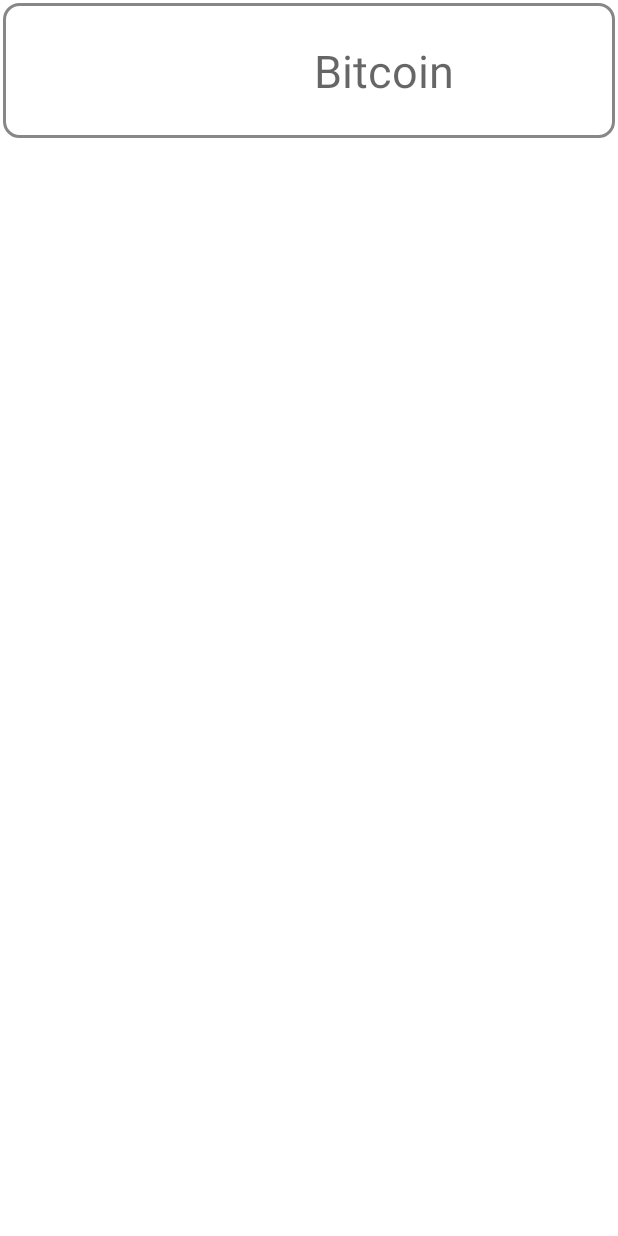
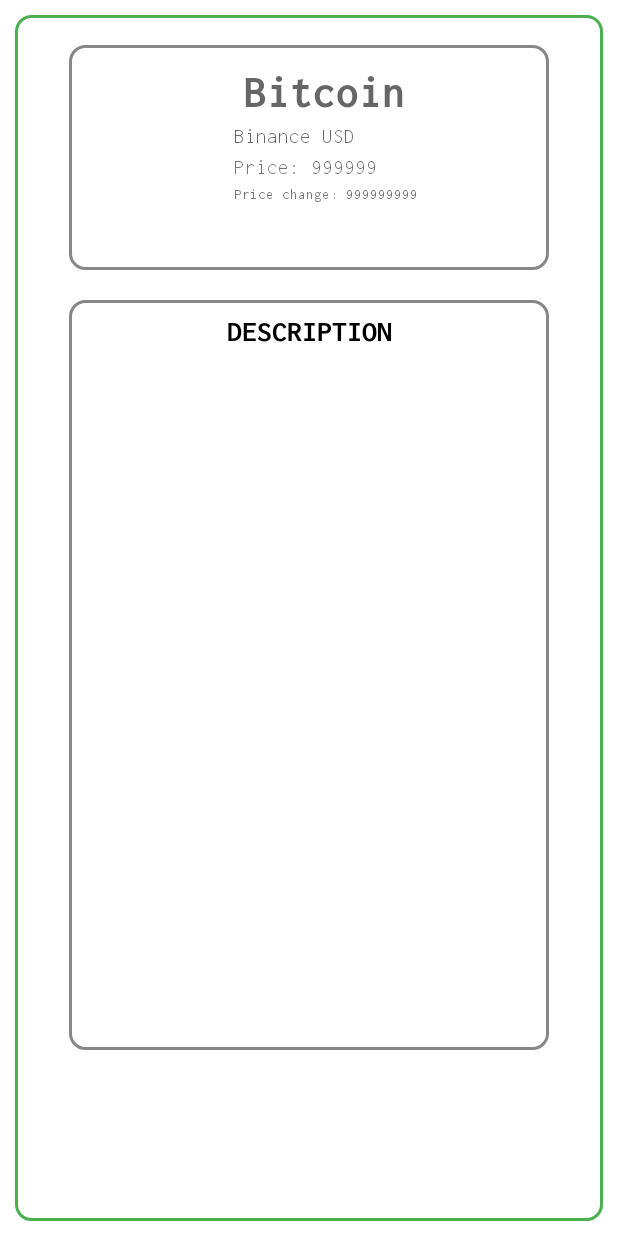
Before and after one commit to nikikrad/ImprovedCrypto, an Android app: the layout item_favoritecoin.xml on its own in the app's theme, with its tools: preview values and no code run, on a phone screen of 412 x 824 dp. Run offline under Robolectric (Android 15) with nearby library versions, the phone set to English and light mode, and no system bars; network calls fail.

Commit message:
add favoriteAdapter

```diff
--- a/app/src/main/java/com/example/improvedcrypto/files/favorite/FavoriteAdapter.kt
+++ b/app/src/main/java/com/example/improvedcrypto/files/favorite/FavoriteAdapter.kt
@@ -37,10 +37,20 @@
 
         private val name: TextView = itemView.findViewById(R.id.tv_Name)
         private val avatar: ImageView = itemView.findViewById(R.id.iv_Avatar)
+        private val symbols: TextView = itemView.findViewById(R.id.tv_Symbol)
+        private val price: TextView = itemView.findViewById(R.id.tv_Price)
+        private val changePrice: TextView = itemView.findViewById(R.id.tv_ChangePrice)
+        private val description: TextView = itemView.findViewById(R.id.tv_Description)
+
 
         fun bind(item: DatabaseParameters) {
 
             name.text = item.name
+            symbols.text = item.symbol
+            price.text = item.currentPrice.toString()
+            changePrice.text = item.changePrice.toString()
+            description.text = item.description
+
             Glide.with(itemView)
                 .load(item.image)
                 .placeholder(R.drawable.ic_no_image)
--- a/app/src/main/java/com/example/improvedcrypto/files/favorite/FavoriteFragment.kt
+++ b/app/src/main/java/com/example/improvedcrypto/files/favorite/FavoriteFragment.kt
@@ -6,22 +6,15 @@
 import android.view.View
 import android.view.ViewGroup
 import androidx.fragment.app.Fragment
-import androidx.lifecycle.LiveData
-import androidx.lifecycle.Observer
 import androidx.lifecycle.ViewModelProvider
 import androidx.lifecycle.lifecycleScope
 import androidx.recyclerview.widget.LinearLayoutManager
-import androidx.room.Database
 import com.example.improvedcrypto.databinding.FragmentFavoriteBinding
-import com.example.improvedcrypto.files.data.Coin
 import com.example.improvedcrypto.files.data.CoinDatabase
 import com.example.improvedcrypto.files.data.dataclass.DatabaseParameters
 import com.example.improvedcrypto.files.data.repository.CoinRepository
-import com.example.improvedcrypto.files.main.description.DescriptionCoinAdapter
-import com.example.improvedcrypto.files.main.description.DescriptionCoinViewModel
 import kotlinx.coroutines.Dispatchers
 import kotlinx.coroutines.launch
-import okhttp3.Dispatcher
 
 
 class FavoriteFragment : Fragment() {
@@ -29,16 +22,12 @@
     lateinit var binding: FragmentFavoriteBinding
     lateinit var favoriteViewModel: FavoriteViewModel
 
-    //    lateinit var readAllData: List<Coin>
-
     var coinList:  MutableList<DatabaseParameters> = emptyList<DatabaseParameters>().toMutableList()
 
 
     override fun onCreate(savedInstanceState: Bundle?) {
         super.onCreate(savedInstanceState)
-
         favoriteViewModel = ViewModelProvider(this)[FavoriteViewModel::class.java]
-//        arguments?.getString("ID")?.let { favoriteViewModel.getDescriptionResponse(it) }
     }
 
     override fun onCreateView(
@@ -53,15 +42,10 @@
 
         getAllData()
 
-//        Thread.sleep(2000)
-
-
-//        Log.e("TAG", readAllData.toString())
-
         Thread.sleep(100)
         val Adapter = FavoriteAdapter(coinList)
         binding.rvCoins.layoutManager =
-            LinearLayoutManager(activity?.applicationContext, LinearLayoutManager.VERTICAL, false)
+            LinearLayoutManager(activity?.applicationContext, LinearLayoutManager.HORIZONTAL, false)
         binding.rvCoins.adapter = Adapter
     }
 
--- /dev/null
+++ b/app/src/main/res/drawable/color_rectangle_rounded.xml
@@ -0,0 +1,12 @@
+<?xml version="1.0" encoding="utf-8"?>
+<selector xmlns:android="http://schemas.android.com/apk/res/android">
+    <item>
+        <shape>
+            <solid android:color="@color/white"/>
+            <corners android:radius="10dp"/>
+            <stroke android:color="@color/maingreen"
+                android:width="2dp"/>
+
+        </shape>
+    </item>
+</selector>
--- a/app/src/main/res/layout/item_favoritecoin.xml
+++ b/app/src/main/res/layout/item_favoritecoin.xml
@@ -1,31 +1,136 @@
 <?xml version="1.0" encoding="utf-8"?>
 <androidx.constraintlayout.widget.ConstraintLayout xmlns:android="http://schemas.android.com/apk/res/android"
     android:layout_width="match_parent"
-    android:layout_height="wrap_content"
+    android:layout_height="match_parent"
     xmlns:app="http://schemas.android.com/apk/res-auto"
-    android:background="@drawable/rectangle_rounded"
-    android:layout_margin="2dp">
+    android:background="@drawable/color_rectangle_rounded"
+    android:layout_marginStart="10dp"
+    android:layout_marginEnd="10dp"
+    android:layout_marginTop="10dp"
+    android:layout_marginBottom="10dp">
 
-    <ImageView
-        android:id="@+id/iv_Avatar"
-        android:layout_width="50dp"
-        android:layout_height="50dp"
+    <androidx.viewpager.widget.ViewPager
+        android:id="@+id/v_Main"
+        android:layout_width="320dp"
+        android:layout_height="150dp"
+        android:layout_marginTop="20dp"
+        android:background="@drawable/rectangle_rounded"
+        app:layout_constraintEnd_toEndOf="parent"
         app:layout_constraintStart_toStartOf="parent"
-        app:layout_constraintTop_toTopOf="parent"
-        app:layout_constraintBottom_toBottomOf="parent"
-        android:layout_marginStart="25dp"
-        android:layout_margin="20dp"/>
+        app:layout_constraintTop_toTopOf="parent" />
+
+    <androidx.viewpager.widget.ViewPager
+        android:id="@+id/v_Secondary"
+        android:layout_width="320dp"
+        android:layout_height="500dp"
+        app:layout_constraintTop_toBottomOf="@+id/v_Main"
+        app:layout_constraintStart_toStartOf="@+id/v_Main"
+        app:layout_constraintEnd_toEndOf="@+id/v_Main"
+        android:background="@drawable/rectangle_rounded"
+        android:layout_marginTop="20dp"/>
 
     <TextView
         android:id="@+id/tv_Name"
         android:layout_width="wrap_content"
         android:layout_height="wrap_content"
+        android:layout_marginStart="20dp"
+        android:layout_marginTop="15dp"
+        android:fontFamily="@font/inconsolata_bold"
+        android:hint="Bitcoin"
+        android:textColor="@color/black"
+        android:textSize="30sp"
+        app:layout_constraintEnd_toEndOf="@+id/v_Main"
+        app:layout_constraintStart_toStartOf="@+id/v_Main"
+        app:layout_constraintTop_toTopOf="@+id/v_Main" />
+
+    <ImageView
+        android:id="@+id/iv_Avatar"
+        android:layout_width="60dp"
+        android:layout_height="60dp"
+        app:layout_constraintBottom_toBottomOf="@+id/v_Main"
+        app:layout_constraintStart_toStartOf="@+id/v_Main"
+        app:layout_constraintTop_toTopOf="@+id/v_Main"
+        android:layout_marginStart="30dp"
+        android:layout_marginTop="20dp"/>
+
+    <TextView
+        android:id="@+id/tv_Symbol"
+        android:layout_width="wrap_content"
+        android:layout_height="wrap_content"
+        android:fontFamily="@font/inconsolata_regular"
+        android:hint="Binance USD"
+        android:textColor="#595959"
+        android:layout_marginTop="5dp"
+        android:layout_marginStart="20dp"
         app:layout_constraintStart_toEndOf="@+id/iv_Avatar"
-        app:layout_constraintTop_toTopOf="@+id/iv_Avatar"
-        app:layout_constraintBottom_toBottomOf="@+id/iv_Avatar"
-        app:layout_constraintEnd_toEndOf="parent"
-        android:layout_marginStart="30dp"
-        android:hint="Bitcoin"
-        android:textSize="30sp"/>
+        app:layout_constraintTop_toBottomOf="@+id/tv_Name" />
+
+    <TextView
+        android:id="@+id/tv_StaticPrice"
+        android:layout_width="wrap_content"
+        android:layout_height="wrap_content"
+        android:layout_marginTop="5dp"
+        android:fontFamily="@font/inconsolata_regular"
+        android:text="Price: "
+        app:layout_constraintStart_toStartOf="@+id/tv_Symbol"
+        app:layout_constraintTop_toBottomOf="@+id/tv_Symbol" />
+
+    <TextView
+        android:id="@+id/tv_Price"
+        android:layout_width="wrap_content"
+        android:layout_height="wrap_content"
+        android:layout_marginTop="5dp"
+        android:hint="999999"
+        android:fontFamily="@font/inconsolata_regular"
+        app:layout_constraintStart_toEndOf="@+id/tv_StaticPrice"
+        app:layout_constraintTop_toBottomOf="@+id/tv_Symbol"/>
+
+
+    <TextView
+        android:id="@+id/tv_Change"
+        android:layout_width="wrap_content"
+        android:layout_height="wrap_content"
+        android:textSize="10sp"
+        android:text="Price change: "
+        app:layout_constraintTop_toBottomOf="@+id/tv_StaticPrice"
+        app:layout_constraintStart_toStartOf="@+id/tv_StaticPrice"
+        android:layout_marginTop="5dp"
+        android:fontFamily="@font/inconsolata_regular"/>
+
+    <TextView
+        android:id="@+id/tv_ChangePrice"
+        android:layout_width="wrap_content"
+        android:layout_height="wrap_content"
+        android:layout_marginTop="5dp"
+        android:textSize="10sp"
+        android:hint="999999999"
+        android:fontFamily="@font/inconsolata_regular"
+        app:layout_constraintTop_toBottomOf="@+id/tv_Price"
+        app:layout_constraintStart_toEndOf="@+id/tv_Change"/>
+
+    <TextView
+        android:id="@+id/tv_StaticDescription"
+        android:layout_width="wrap_content"
+        android:layout_height="wrap_content"
+        app:layout_constraintTop_toTopOf="@+id/v_Secondary"
+        app:layout_constraintEnd_toEndOf="@+id/v_Secondary"
+        app:layout_constraintStart_toStartOf="@+id/v_Secondary"
+        android:layout_marginTop="10dp"
+        android:text="DESCRIPTION"
+        android:textColor="@color/black"
+        android:textSize="20sp"
+        android:fontFamily="@font/inconsolata_bold"/>
+
+    <TextView
+        android:id="@+id/tv_Description"
+        android:layout_width="285dp"
+        android:layout_height="0dp"
+        android:layout_marginTop="10dp"
+        android:layout_marginBottom="10dp"
+        app:layout_constraintBottom_toBottomOf="@+id/v_Secondary"
+        app:layout_constraintEnd_toEndOf="@+id/v_Secondary"
+        app:layout_constraintStart_toStartOf="@+id/v_Secondary"
+        app:layout_constraintTop_toBottomOf="@+id/tv_StaticDescription" />
+
 
 </androidx.constraintlayout.widget.ConstraintLayout>
```
